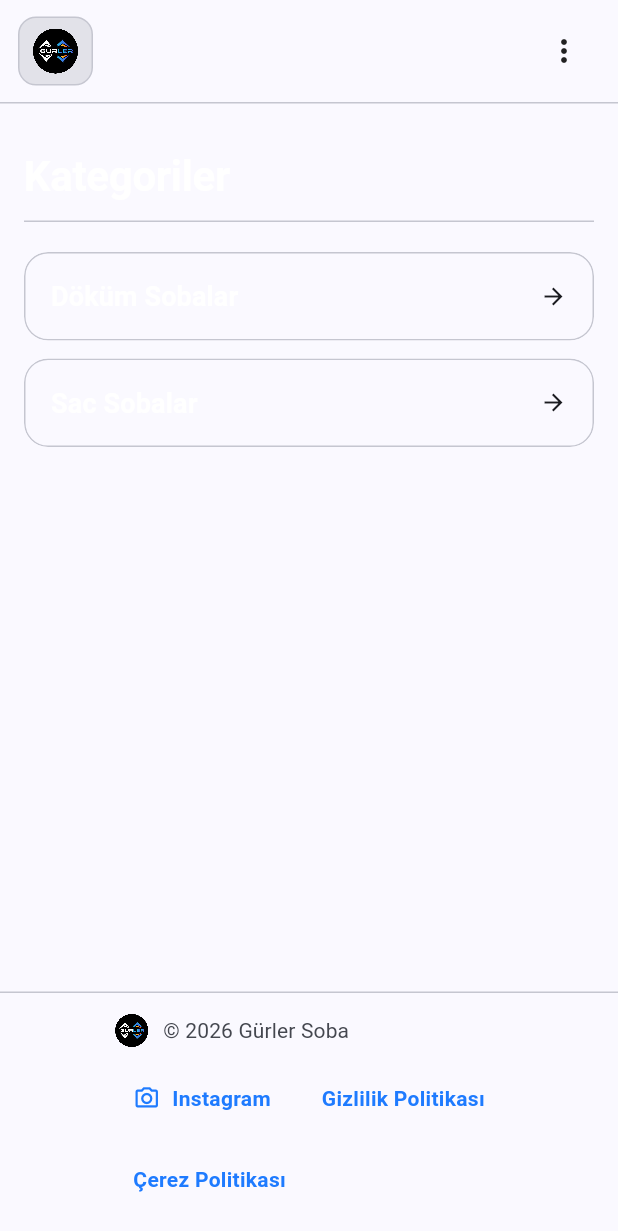
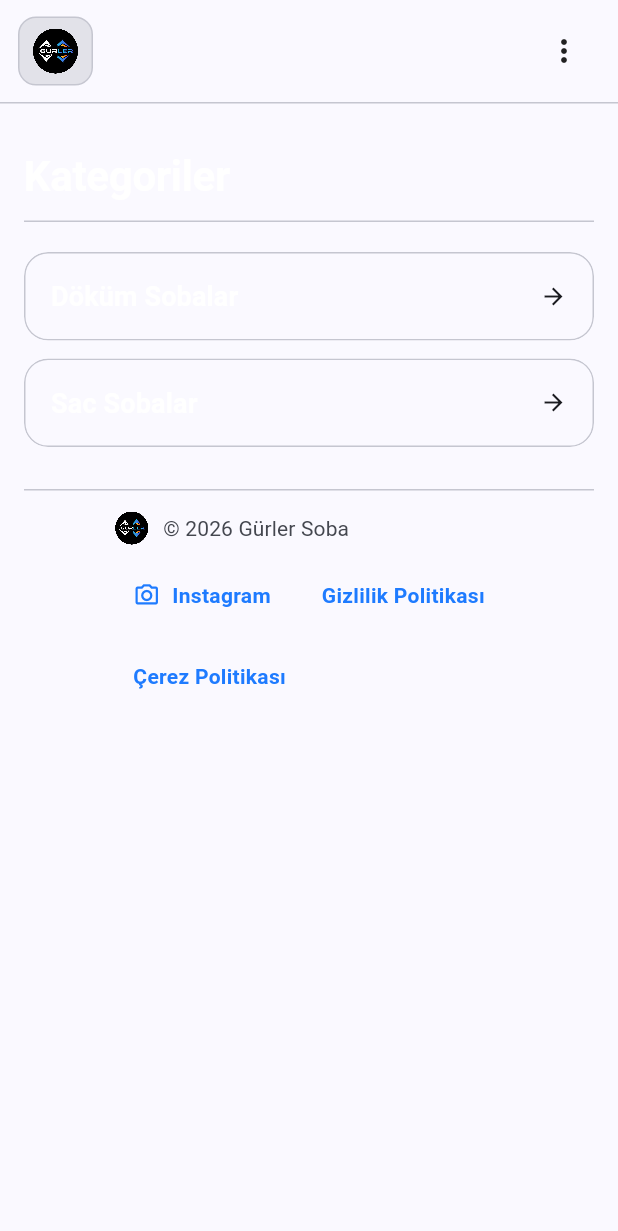
Before and after one commit to fthtk765-design/g-rlersoba, a Flutter app: the CategoriesPage screen opened by its route, on a phone screen of 412 x 824 dp. Shown: the top 1231 px of the screen. Run offline on Flutter 3.47's test engine with Material 3 defaults, Android fonts, the phone set to English and light mode, and no system bars; our stand-ins replace cached_network_image, flutter_markdown, flutter_riverpod, go_router, mask_text_input_formatter; missing offline and left inert: dart:html; network calls fail.

Commit message:
Make footer scroll with page content, add reusable site footer, and polish SEO/domain config

```diff
--- a/apps/public_site/lib/src/ui/pages/categories_page.dart
+++ b/apps/public_site/lib/src/ui/pages/categories_page.dart
@@ -7,6 +7,7 @@ import 'package:public_site/l10n/app_localizations.dart';
 import '../../data/providers.dart';
 import '../widgets/category_card.dart';
 import '../widgets/section_header.dart';
+import '../widgets/site_footer.dart';
 
 typedef L10n = AppLocalizations;
 
@@ -36,7 +37,9 @@ class CategoriesPage extends ConsumerWidget {
                     final cardWidth = (width - gap * (columns - 1)) / columns;
 
                     return SingleChildScrollView(
-                      child: Wrap(
+                      child: Column(
+                        children: [
+                          Wrap(
                             spacing: gap,
                             runSpacing: gap,
                             children: [
@@ -48,6 +51,10 @@ class CategoriesPage extends ConsumerWidget {
                                     onTap: () => context.go('/k/${cat.slug}'),
                                   ),
                                 ),
+                            ],
+                          ),
+                          const SizedBox(height: 28),
+                          const SiteFooter(),
                         ],
                       ),
                     );
--- a/apps/public_site/lib/src/ui/pages/cookie_policy_page.dart
+++ b/apps/public_site/lib/src/ui/pages/cookie_policy_page.dart
@@ -1,6 +1,7 @@
 import 'package:flutter/material.dart';
 
 import 'package:public_site/l10n/app_localizations.dart';
+import '../widgets/site_footer.dart';
 
 typedef L10n = AppLocalizations;
 
@@ -49,6 +50,8 @@ class CookiePolicyPage extends StatelessWidget {
                 body:
                     'Bu politika zaman zaman güncellenebilir. Güncellemeler sitede yayınlandığı tarihten itibaren geçerli olur.\n\nYürürlük tarihi: 17.02.2026',
               ),
+              const SizedBox(height: 28),
+              const SiteFooter(),
             ],
           ),
         ),
--- a/apps/public_site/lib/src/ui/pages/home_page.dart
+++ b/apps/public_site/lib/src/ui/pages/home_page.dart
@@ -8,6 +8,7 @@ import '../../data/providers.dart';
 import '../widgets/category_card.dart';
 import '../widgets/product_card.dart';
 import '../widgets/section_header.dart';
+import '../widgets/site_footer.dart';
 
 typedef L10n = AppLocalizations;
 
@@ -113,6 +114,8 @@ class HomePage extends ConsumerWidget {
                     ),
                   ],
                 ),
+                const SizedBox(height: 32),
+                const SiteFooter(),
               ],
             ),
           ),
--- a/apps/public_site/lib/src/ui/pages/privacy_policy_page.dart
+++ b/apps/public_site/lib/src/ui/pages/privacy_policy_page.dart
@@ -1,6 +1,7 @@
 import 'package:flutter/material.dart';
 
 import 'package:public_site/l10n/app_localizations.dart';
+import '../widgets/site_footer.dart';
 
 typedef L10n = AppLocalizations;
 
@@ -71,6 +72,8 @@ class PrivacyPolicyPage extends StatelessWidget {
                 body:
                     'Bu metin zaman zaman güncellenebilir. Güncellemeler sitede yayınlandığı tarihten itibaren geçerli olur.\n\nYürürlük tarihi: 17.02.2026',
               ),
+              const SizedBox(height: 28),
+              const SiteFooter(),
             ],
           ),
         ),
--- a/apps/public_site/lib/src/ui/shell/public_shell.dart
+++ b/apps/public_site/lib/src/ui/shell/public_shell.dart
@@ -1,6 +1,5 @@
 import 'package:flutter/material.dart';
 import 'package:go_router/go_router.dart';
-import 'package:url_launcher/url_launcher.dart';
 
 import 'package:public_site/l10n/app_localizations.dart';
 
@@ -8,13 +7,8 @@ typedef L10n = AppLocalizations;
 
 class PublicShell extends StatelessWidget {
   final Widget child;
-  static final Uri _instagramUri = Uri.parse('https://www.instagram.com/gurler.soba.manavgat/');
 
   const PublicShell({super.key, required this.child});
-
-  Future<void> _openInstagram() async {
-    await launchUrl(_instagramUri, mode: LaunchMode.platformDefault);
-  }
 
   Widget _buildHeader(BuildContext context, L10n l10n) {
     final theme = Theme.of(context);
@@ -77,88 +71,6 @@ class PublicShell extends StatelessWidget {
     );
   }
 
-  Widget _buildFooter(BuildContext context, L10n l10n) {
-    final theme = Theme.of(context);
-    final year = DateTime.now().year;
-
-    return SafeArea(
-      top: false,
-      child: Container(
-        decoration: BoxDecoration(
-          color: theme.colorScheme.surface,
-          border: Border(top: BorderSide(color: theme.colorScheme.outlineVariant)),
-        ),
-        padding: const EdgeInsets.symmetric(horizontal: 16, vertical: 14),
-        child: Center(
-          child: ConstrainedBox(
-            constraints: const BoxConstraints(maxWidth: 1100),
-            child: LayoutBuilder(
-              builder: (context, c) {
-                final isNarrow = c.maxWidth < 700;
-
-                final brand = Row(
-                  mainAxisSize: MainAxisSize.min,
-                  children: [
-                    Image.asset(
-                      'assets/brand/logo.png',
-                      height: 22,
-                      filterQuality: FilterQuality.high,
-                      errorBuilder: (context, error, stackTrace) => const SizedBox.shrink(),
-                    ),
-                    const SizedBox(width: 10),
-                    Text(
-                      '© $year ${l10n.appTitle}',
-                      style: theme.textTheme.bodyMedium?.copyWith(color: theme.colorScheme.onSurfaceVariant),
-                    ),
-                  ],
-                );
-
-                final links = Wrap(
-                  spacing: 6,
-                  runSpacing: 6,
-                  children: [
-                    TextButton.icon(
-                      onPressed: _openInstagram,
-                      icon: const Icon(Icons.camera_alt_outlined),
-                      label: const Text('Instagram'),
-                    ),
-                    TextButton(
-                      onPressed: () => context.go('/gizlilik'),
-                      child: Text(l10n.privacyTitle),
-                    ),
-                    TextButton(
-                      onPressed: () => context.go('/cerez-politikasi'),
-                      child: Text(l10n.cookieTitle),
-                    ),
-                  ],
-                );
-
-                if (isNarrow) {
-                  return Column(
-                    crossAxisAlignment: CrossAxisAlignment.start,
-                    children: [
-                      brand,
-                      const SizedBox(height: 10),
-                      links,
-                    ],
-                  );
-                }
-
-                return Row(
-                  children: [
-                    brand,
-                    const Spacer(),
-                    links,
-                  ],
-                );
-              },
-            ),
-          ),
-        ),
-      ),
-    );
-  }
-
   @override
   Widget build(BuildContext context) {
     final l10n = L10n.of(context)!;
@@ -171,7 +83,6 @@ class PublicShell extends StatelessWidget {
           children: [
             _buildHeader(context, l10n),
             Expanded(child: child),
-            _buildFooter(context, l10n),
           ],
         ),
       ),
--- /dev/null
+++ b/apps/public_site/lib/src/ui/widgets/site_footer.dart
@@ -0,0 +1,101 @@
+import 'package:flutter/material.dart';
+import 'package:go_router/go_router.dart';
+import 'package:url_launcher/url_launcher.dart';
+
+import 'package:public_site/l10n/app_localizations.dart';
+
+typedef L10n = AppLocalizations;
+
+class SiteFooter extends StatelessWidget {
+  static final Uri _instagramUri = Uri.parse('https://www.instagram.com/gurler.soba.manavgat/');
+
+  const SiteFooter({super.key});
+
+  Future<void> _openInstagram() async {
+    await launchUrl(_instagramUri, mode: LaunchMode.platformDefault);
+  }
+
+  @override
+  Widget build(BuildContext context) {
+    final l10n = L10n.of(context)!;
+    final theme = Theme.of(context);
+    final year = DateTime.now().year;
+
+    return SafeArea(
+      top: false,
+      child: Container(
+        decoration: BoxDecoration(
+          color: theme.colorScheme.surface,
+          border: Border(top: BorderSide(color: theme.colorScheme.outlineVariant)),
+        ),
+        padding: const EdgeInsets.symmetric(horizontal: 16, vertical: 14),
+        child: Center(
+          child: ConstrainedBox(
+            constraints: const BoxConstraints(maxWidth: 1100),
+            child: LayoutBuilder(
+              builder: (context, c) {
+                final isNarrow = c.maxWidth < 700;
+
+                final brand = Row(
+                  mainAxisSize: MainAxisSize.min,
+                  children: [
+                    Image.asset(
+                      'assets/brand/logo.png',
+                      height: 22,
+                      filterQuality: FilterQuality.high,
+                      errorBuilder: (context, error, stackTrace) => const SizedBox.shrink(),
+                    ),
+                    const SizedBox(width: 10),
+                    Text(
+                      '© $year ${l10n.appTitle}',
+                      style: theme.textTheme.bodyMedium?.copyWith(color: theme.colorScheme.onSurfaceVariant),
+                    ),
+                  ],
+                );
+
+                final links = Wrap(
+                  spacing: 6,
+                  runSpacing: 6,
+                  children: [
+                    TextButton.icon(
+                      onPressed: _openInstagram,
+                      icon: const Icon(Icons.camera_alt_outlined),
+                      label: const Text('Instagram'),
+                    ),
+                    TextButton(
+                      onPressed: () => context.go('/gizlilik'),
+                      child: Text(l10n.privacyTitle),
+                    ),
+                    TextButton(
+                      onPressed: () => context.go('/cerez-politikasi'),
+                      child: Text(l10n.cookieTitle),
+                    ),
+                  ],
+                );
+
+                if (isNarrow) {
+                  return Column(
+                    crossAxisAlignment: CrossAxisAlignment.start,
+                    children: [
+                      brand,
+                      const SizedBox(height: 10),
+                      links,
+                    ],
+                  );
+                }
+
+                return Row(
+                  children: [
+                    brand,
+                    const Spacer(),
+                    links,
+                  ],
+                );
+              },
+            ),
+          ),
+        ),
+      ),
+    );
+  }
+}
```
Also changed, not shown: apps/public_site/lib/src/ui/pages/category_page.dart (+8 -1 lines), apps/public_site/lib/src/ui/pages/contact_page.dart (+6 -1 lines), 1 other file. Lines whose indentation alone changed are shown as unchanged.
